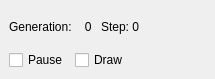
First picture: the form in ui/gui.ui, repository einhov/evsim, before the edit.
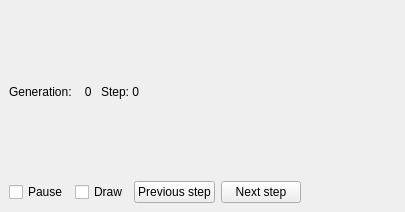
Second picture: the form after the edit.

```diff
--- a/ui/gui.ui
+++ b/ui/gui.ui
@@ -6,8 +6,8 @@
    <rect>
     <x>0</x>
     <y>0</y>
-    <width>215</width>
-    <height>79</height>
+    <width>405</width>
+    <height>212</height>
    </rect>
   </property>
   <property name="windowTitle">
@@ -67,6 +67,20 @@
           </property>
          </widget>
         </item>
+        <item>
+         <widget class="QPushButton" name="previous_step">
+          <property name="text">
+           <string>Previous step</string>
+          </property>
+         </widget>
+        </item>
+        <item>
+         <widget class="QPushButton" name="next_step">
+          <property name="text">
+           <string>Next step</string>
+          </property>
+         </widget>
+        </item>
         <item>
          <spacer name="horizontalSpacer_2">
           <property name="orientation">
```
